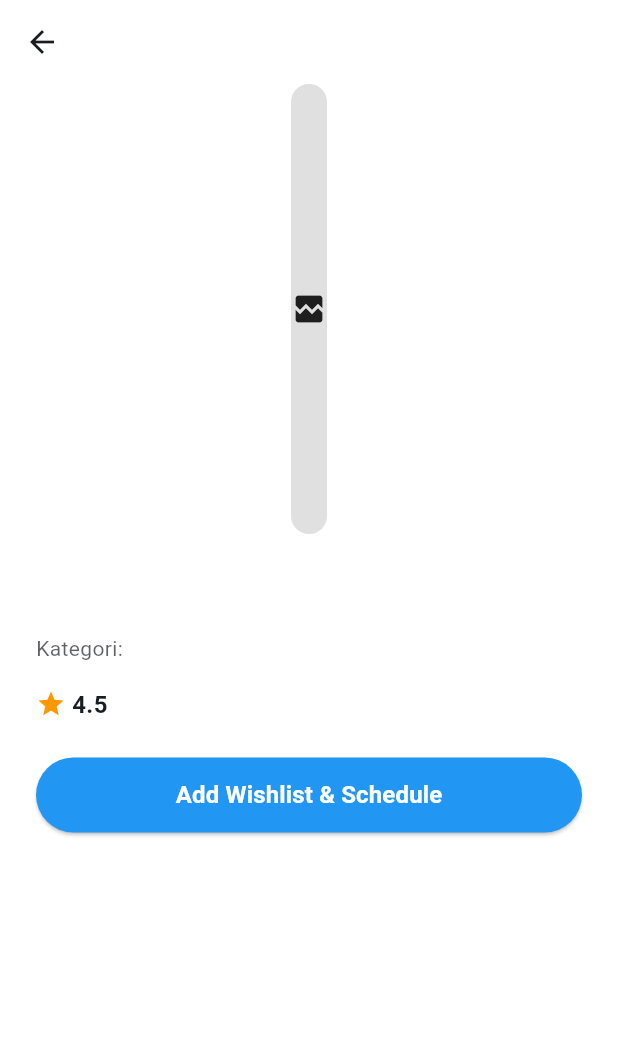
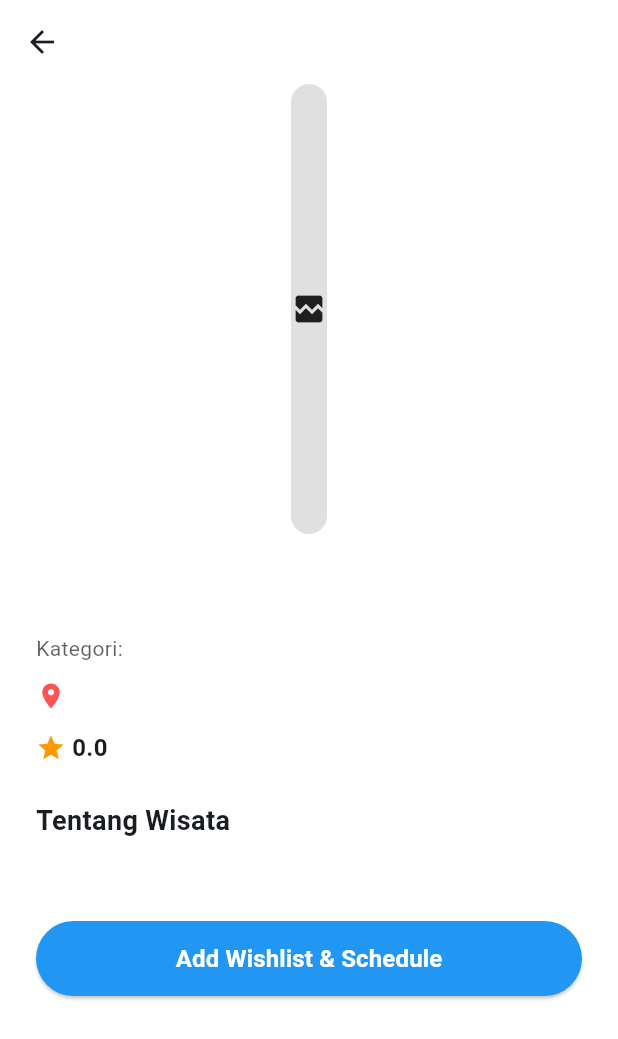
Before and after one commit to zall03/Tubes-Mobile-APP-Kelompok-1, a Flutter app: the DetailScreen screen opened directly with empty values, on a phone screen of 412 x 824 dp. Shown: the top 1039 px of the screen. Run offline on Flutter 3.47's test engine with Material 3 defaults, Android fonts, the phone set to English and light mode, and no system bars; our stand-ins replace connectivity_plus, flutter_local_notifications, google_fonts, google_sign_in, shared_preferences, supabase_flutter and 1 more; accounts and stored records are empty; network calls fail.

Commit message:
bismillah fix

```diff
--- a/lib/data/models/destination_model.dart
+++ b/lib/data/models/destination_model.dart
@@ -1,33 +1,37 @@
 class DestinationModel {
   final String id;
   final String name;
+  final String category;
   final String imageUrl;
   final double rating;
-  final String category;
+  final int price;
+  // [BARU] Tambahkan field ini
+  final String location;
+  final String description;
 
   DestinationModel({
     required this.id,
     required this.name,
+    required this.category,
     required this.imageUrl,
-    this.rating = 4.5,
-    required this.category,
+    required this.rating,
+    required this.price,
+    // [BARU]
+    required this.location,
+    required this.description,
   });
 
   factory DestinationModel.fromJson(Map<String, dynamic> json) {
     return DestinationModel(
-      // PERBAIKAN KRITIS: Tambahkan .toString() untuk menangani ID berupa angka
       id: json['id'].toString(),
-
-      // PERBAIKAN KEAMANAN: Berikan nilai default string kosong jika name null
       name: json['name'] ?? '',
-
-      // PERBAIKAN KEAMANAN: Handle jika gambar null agar UI tidak error
-      imageUrl: json['imageUrl'] ?? 'https://via.placeholder.com/150',
-
-      // Sudah Bagus: Cara Anda menangani rating sudah aman (parsing ke string dulu)
-      rating: double.tryParse(json['rating'].toString()) ?? 0.0,
-
-      category: json['category'] ?? 'Lainnya',
+      category: json['category'] ?? '',
+      imageUrl: json['imageUrl'] ?? '',
+      rating: (json['rating'] ?? 0).toDouble(),
+      price: json['price'] ?? 0,
+      // [BARU] Mapping dari Supabase (sesuikan nama kolom di table Anda)
+      location: json['location'] ?? 'Lokasi belum tersedia',
+      description: json['descriptions'] ?? 'Tidak ada deskripsi.',
     );
   }
 }
--- a/lib/ui/detail/detail_screen.dart
+++ b/lib/ui/detail/detail_screen.dart
@@ -1,6 +1,5 @@
 import 'package:flutter/material.dart';
 import 'package:provider/provider.dart';
-import 'package:intl/intl.dart';
 import '../../data/models/destination_model.dart';
 import '../../providers/explore_provider.dart';
 import '../../providers/wishlist_provider.dart';
@@ -31,7 +30,6 @@ class _DetailScreenState extends State<DetailScreen> {
       initialDate: DateTime.now(),
       firstDate: DateTime.now(),
       lastDate: DateTime(2030),
-      // Custom theme agar DatePicker terlihat jelas di Dark Mode
       builder: (context, child) {
         final isDark = Theme.of(context).brightness == Brightness.dark;
         return Theme(
@@ -75,8 +73,8 @@ class _DetailScreenState extends State<DetailScreen> {
     final textColor = Theme.of(context).colorScheme.onSurface;
 
     final exploreProvider = Provider.of<ExploreProvider>(context);
-    final List<DestinationModel> relatedDestinations = exploreProvider
-        .allDestinations
+    final List<DestinationModel> relatedDestinations =
+        exploreProvider.allDestinations
             .where(
               (item) =>
                   item.category.toLowerCase() ==
@@ -86,12 +84,12 @@ class _DetailScreenState extends State<DetailScreen> {
             .toList();
 
     return Scaffold(
-      backgroundColor: bgColor, // Dinamis
+      backgroundColor: bgColor,
       appBar: AppBar(
         backgroundColor: Colors.transparent,
         elevation: 0,
         leading: IconButton(
-          icon: Icon(Icons.arrow_back, color: textColor), // Icon back dinamis
+          icon: Icon(Icons.arrow_back, color: textColor),
           onPressed: () => Navigator.pop(context),
         ),
       ),
@@ -100,6 +98,7 @@ class _DetailScreenState extends State<DetailScreen> {
         child: Column(
           crossAxisAlignment: CrossAxisAlignment.start,
           children: [
+            // --- GAMBAR UTAMA ---
             Center(
               child: ClipRRect(
                 borderRadius: BorderRadius.circular(20),
@@ -117,6 +116,8 @@ class _DetailScreenState extends State<DetailScreen> {
               ),
             ),
             const SizedBox(height: 24),
+
+            // --- NAMA & KATEGORI ---
             Text(
               widget.destination.name,
               style: const TextStyle(
@@ -131,9 +132,34 @@ class _DetailScreenState extends State<DetailScreen> {
               style: TextStyle(
                 fontSize: 14,
                 color: textColor.withOpacity(0.7),
-              ), // Dinamis agak pudar
               ),
-            const SizedBox(height: 16),
+            ),
+
+            const SizedBox(height: 12),
+
+            // --- [BARU] LOKASI ---
+            Row(
+              crossAxisAlignment: CrossAxisAlignment.start,
+              children: [
+                const Icon(Icons.location_on,
+                    color: Colors.redAccent, size: 20),
+                const SizedBox(width: 6),
+                Expanded(
+                  child: Text(
+                    widget.destination.location, // Mengambil data lokasi
+                    style: TextStyle(
+                      fontSize: 15,
+                      color: textColor.withOpacity(0.9),
+                      fontWeight: FontWeight.w500,
+                    ),
+                  ),
+                ),
+              ],
+            ),
+
+            const SizedBox(height: 12),
+
+            // --- RATING ---
             Row(
               children: [
                 const Icon(Icons.star, color: Colors.orange, size: 20),
@@ -144,12 +170,36 @@ class _DetailScreenState extends State<DetailScreen> {
                     fontWeight: FontWeight.bold,
                     fontSize: 16,
                     color: textColor,
-                  ), // Dinamis
+                  ),
                 ),
               ],
             ),
+
             const SizedBox(height: 24),
 
+            // --- [BARU] DESKRIPSI ---
+            Text(
+              "Tentang Wisata",
+              style: TextStyle(
+                fontSize: 18,
+                fontWeight: FontWeight.bold,
+                color: textColor,
+              ),
+            ),
+            const SizedBox(height: 8),
+            Text(
+              widget.destination.description, // Mengambil data deskripsi
+              textAlign: TextAlign.justify,
+              style: TextStyle(
+                fontSize: 14,
+                height: 1.5, // Spasi antar baris agar nyaman dibaca
+                color: textColor.withOpacity(0.8),
+              ),
+            ),
+
+            const SizedBox(height: 24),
+
+            // --- TOMBOL ADD WISHLIST ---
             SizedBox(
               width: double.infinity,
               height: 50,
@@ -171,7 +221,10 @@ class _DetailScreenState extends State<DetailScreen> {
                 ),
               ),
             ),
+
             const SizedBox(height: 30),
+
+            // --- REKOMENDASI LAINNYA ---
             if (relatedDestinations.isNotEmpty) ...[
               Text(
                 "Other Destination",
@@ -197,6 +250,7 @@ class _DetailScreenState extends State<DetailScreen> {
                 ),
               ),
             ],
+            const SizedBox(height: 30), // Padding bawah tambahan
           ],
         ),
       ),
@@ -238,7 +292,7 @@ class _DetailScreenState extends State<DetailScreen> {
                 fontWeight: FontWeight.bold,
                 fontSize: 12,
                 color: textColor,
-              ), // Dinamis
+              ),
             ),
           ),
         ],
```
Also changed, not shown: lib/main.dart (+16 -7 lines), lib/providers/explore_provider.dart (+5 -8 lines), lib/ui/Login_Register/login_screen.dart (+9 -20 lines), lib/ui/Login_Register/resiter_secreen.dart (+142 -41 lines), lib/ui/Login_Register/verify_otp_screen.dart (added, +136 -0 lines), lib/ui/home/home_screen.dart (+5 -9 lines), pubspec.yaml (+21 -67 lines), assets/images/logo_aplikasi.png (added), flutter_03.png (added), flutter_04.png (added), pubspec.lock, 36 other files. Lines whose indentation alone changed are shown as unchanged.
